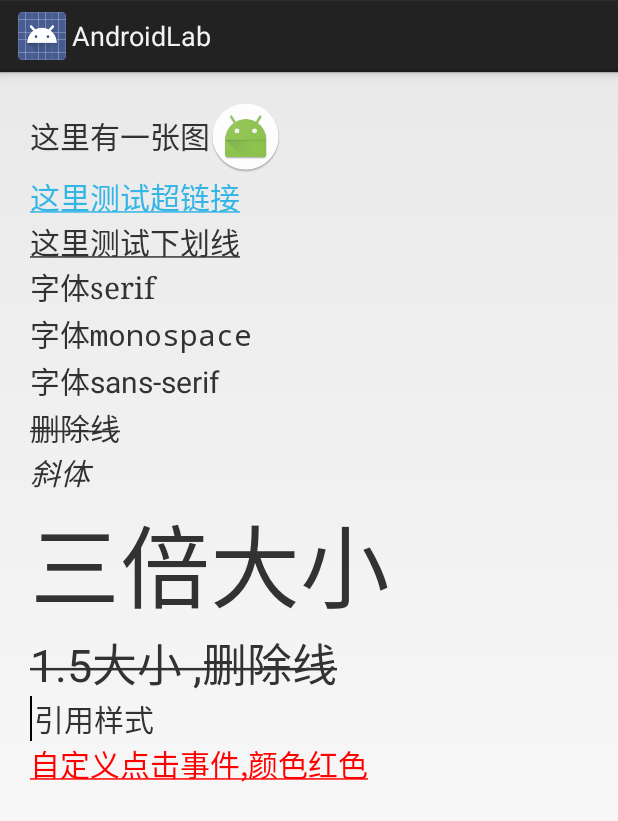
After one commit to burulangtu/AndroidLab, an Android app: the MixTextImageActivity screen opened directly, with no data from a screen before it, on a phone screen of 412 x 824 dp. The commit adds this screen. Shown: the top 821 px of the screen. Run offline under Robolectric (Android 15) with nearby library versions, the phone set to English and light mode, and no system bars.

Commit message:
feat:图文混排 资料： http://blog.csdn.net/qq_16430735/article/details/50427978 http://blog.csdn.net/u012422440/article/details/52133037 http://blog.csdn.net/harvic880925/article/details/38984705 http://www.jianshu.com/p/2650357f7547

```diff
--- a/app/build.gradle
+++ b/app/build.gradle
@@ -24,8 +24,8 @@ dependencies {
     androidTestCompile('com.android.support.test.espresso:espresso-core:2.2.2', {
         exclude group: 'com.android.support', module: 'support-annotations'
     })
+    compile project(':zxingLibrary')
     compile 'com.android.support.constraint:constraint-layout:1.0.0-alpha9'
     compile 'com.android.support:appcompat-v7:25.3.0'
     testCompile 'junit:junit:4.12'
-    compile project(':zxingLibrary')
 }
--- a/app/src/main/AndroidManifest.xml
+++ b/app/src/main/AndroidManifest.xml
@@ -26,9 +26,10 @@
 
                 <category android:name="android.intent.category.LAUNCHER" />
             </intent-filter>
-        </activity><!---->
+        </activity> <!--  -->
         <activity android:name=".diyview.DIYViewActivity" />
         <activity android:name=".diybanner.DIYBannerActivity" />
+        <activity android:name=".mixtypeset.MixTextImageActivity"></activity>
     </application>
 
 </manifest>
--- a/app/src/main/java/com/sunkai/lab/androidlab/MainActivity.java
+++ b/app/src/main/java/com/sunkai/lab/androidlab/MainActivity.java
@@ -9,6 +9,7 @@ import android.view.View;
 import com.google.zxing.client.android.decode.CaptureActivity;
 import com.sunkai.lab.androidlab.diybanner.DIYBannerActivity;
 import com.sunkai.lab.androidlab.diyview.DIYViewActivity;
+import com.sunkai.lab.androidlab.mixtypeset.MixTextImageActivity;
 
 public class MainActivity extends Activity {
 
@@ -36,6 +37,10 @@ public class MainActivity extends Activity {
         startActivityForResult(intent, REQUEST_CODE);
     }
 
+    public void textWithImage(View view) {
+        startActivity(new Intent(this, MixTextImageActivity.class));
+    }
+
     @Override
     protected void onActivityResult(int requestCode, int resultCode, Intent data) {
         /**
--- /dev/null
+++ b/app/src/main/java/com/sunkai/lab/androidlab/mixtypeset/MixTextImageActivity.java
@@ -0,0 +1,183 @@
+package com.sunkai.lab.androidlab.mixtypeset;
+
+import android.app.Activity;
+import android.content.Context;
+import android.graphics.Canvas;
+import android.graphics.Paint;
+import android.graphics.Rect;
+import android.graphics.Typeface;
+import android.graphics.drawable.Drawable;
+import android.os.Bundle;
+import android.text.SpannableString;
+import android.text.SpannableStringBuilder;
+import android.text.Spanned;
+import android.text.method.LinkMovementMethod;
+import android.text.style.ClickableSpan;
+import android.text.style.ForegroundColorSpan;
+import android.text.style.ImageSpan;
+import android.text.style.QuoteSpan;
+import android.text.style.RelativeSizeSpan;
+import android.text.style.StrikethroughSpan;
+import android.text.style.StyleSpan;
+import android.text.style.TypefaceSpan;
+import android.text.style.URLSpan;
+import android.text.style.UnderlineSpan;
+import android.view.View;
+import android.widget.TextView;
+import android.widget.Toast;
+
+import com.sunkai.lab.androidlab.R;
+
+public class MixTextImageActivity extends Activity {
+
+    private TextView mixTextImageTv;
+
+    @Override
+    protected void onCreate(Bundle savedInstanceState) {
+        super.onCreate(savedInstanceState);
+        setContentView(R.layout.activity_mix_text_image);
+        mixTextImageTv = (TextView) findViewById(R.id.mix_text_image_01);
+
+        initView();
+    }
+
+    private void initView() {
+        SpannableStringBuilder spannableStringBuilder = new SpannableStringBuilder();
+
+        SpannableString spannableString = new SpannableString("这里有一张图片");
+        CustomImageSpan imageSpan = new CustomImageSpan(this, R.mipmap.ic_launcher_round, 2);
+        spannableString.setSpan(imageSpan, spannableString.length() - 1, spannableString.length(), Spanned.SPAN_EXCLUSIVE_EXCLUSIVE);
+        spannableStringBuilder.append(spannableString);
+        spannableStringBuilder.append("\n");
+
+        spannableString = new SpannableString("这里测试超链接");
+        spannableString.setSpan(new URLSpan("https://www.baidu.com/"), 0, spannableString.length(), Spanned.SPAN_EXCLUSIVE_EXCLUSIVE);
+        spannableStringBuilder.append(spannableString);
+        spannableStringBuilder.append("\n");
+
+
+        spannableString = new SpannableString("这里测试下划线");
+        spannableString.setSpan(new UnderlineSpan(), 0, spannableString.length(), Spanned.SPAN_EXCLUSIVE_EXCLUSIVE);
+        spannableStringBuilder.append(spannableString);
+        spannableStringBuilder.append("\n");
+
+
+        spannableString = new SpannableString("字体serif");
+        spannableString.setSpan(new TypefaceSpan("serif"), 0, spannableString.length(), Spanned.SPAN_EXCLUSIVE_EXCLUSIVE);
+        spannableStringBuilder.append(spannableString);
+        spannableStringBuilder.append("\n");
+
+        spannableString = new SpannableString("字体monospace");
+        spannableString.setSpan(new TypefaceSpan("monospace"), 0, spannableString.length(), Spanned.SPAN_EXCLUSIVE_EXCLUSIVE);
+        spannableStringBuilder.append(spannableString);
+        spannableStringBuilder.append("\n");
+
+        spannableString = new SpannableString("字体sans-serif");
+        spannableString.setSpan(new TypefaceSpan("sans-serif"), 0, spannableString.length(), Spanned.SPAN_EXCLUSIVE_EXCLUSIVE);
+        spannableStringBuilder.append(spannableString);
+        spannableStringBuilder.append("\n");
+
+
+        spannableString = new SpannableString("删除线");
+        spannableString.setSpan(new StrikethroughSpan(), 0, spannableString.length(), Spanned.SPAN_EXCLUSIVE_EXCLUSIVE);
+        spannableStringBuilder.append(spannableString);
+        spannableStringBuilder.append("\n");
+
+        spannableString = new SpannableString("斜体");
+        spannableString.setSpan(new StyleSpan(Typeface.ITALIC), 0, spannableString.length(), Spanned.SPAN_EXCLUSIVE_EXCLUSIVE);
+        spannableStringBuilder.append(spannableString);
+        spannableStringBuilder.append("\n");
+
+
+        spannableString = new SpannableString("三倍大小");
+        spannableString.setSpan(new RelativeSizeSpan(3.0f), 0, spannableString.length(), Spanned.SPAN_EXCLUSIVE_EXCLUSIVE);
+        spannableStringBuilder.append(spannableString);
+        spannableStringBuilder.append("\n");
+
+        spannableString = new SpannableString("1.5大小 ,删除线");
+        spannableString.setSpan(new RelativeSizeSpan(1.5f), 0, spannableString.length(), Spanned.SPAN_EXCLUSIVE_EXCLUSIVE);
+        spannableString.setSpan(new StrikethroughSpan(), 0, spannableString.length(), Spanned.SPAN_EXCLUSIVE_EXCLUSIVE);
+        spannableStringBuilder.append(spannableString);
+        spannableStringBuilder.append("\n");
+
+        spannableString = new SpannableString("引用样式");
+        spannableString.setSpan(new QuoteSpan(0xff000000), 0, spannableString.length(), Spanned.SPAN_EXCLUSIVE_EXCLUSIVE);
+        spannableStringBuilder.append(spannableString);
+        spannableStringBuilder.append("\n");
+
+        spannableString = new SpannableString("自定义点击事件,颜色红色");
+        spannableString.setSpan(new ClickableSpan() {
+            @Override
+            public void onClick(View view) {
+                Toast.makeText(getApplicationContext(), "点击了文字", Toast.LENGTH_SHORT).show();
+            }
+        }, 0, spannableString.length(), Spanned.SPAN_EXCLUSIVE_EXCLUSIVE);
+        spannableString.setSpan(new ForegroundColorSpan(0xffff0000), 0, spannableString.length(), Spanned.SPAN_EXCLUSIVE_EXCLUSIVE);
+        spannableStringBuilder.append(spannableString);
+        spannableStringBuilder.append("\n");
+
+        mixTextImageTv.setHighlightColor(0xff00ff00);
+        mixTextImageTv.setMovementMethod(LinkMovementMethod.getInstance());
+        mixTextImageTv.setText(spannableStringBuilder);
+    }
+
+    /**
+     * http://www.jianshu.com/p/2650357f7547
+     */
+    private class CustomImageSpan extends ImageSpan {
+        private int ALIGN_FONTCENTER = 2;
+
+
+        public CustomImageSpan(Context context, int resourceId, int verticalAlignment) {
+            super(context, resourceId, verticalAlignment);
+        }
+
+        @Override
+        public void draw(Canvas canvas, CharSequence text, int start, int end, float x, int top, int y, int bottom, Paint paint) {
+            //draw 方法是重写的ImageSpan父类 DynamicDrawableSpan中的方法，在DynamicDrawableSpan类中，虽有getCachedDrawable()，
+            // 但是私有的，不能被调用，所以调用ImageSpan中的getrawable()方法，该方法中 会根据传入的drawable ID ，获取该id对应的
+            // drawable的流对象，并最终获取drawable对象
+            Drawable drawable = getDrawable(); //调用imageSpan中的方法获取drawable对象
+            canvas.save();
+
+            //获取画笔的文字绘制时的具体测量数据
+            Paint.FontMetricsInt fm = paint.getFontMetricsInt();
+
+            //系统原有方法，默认是Bottom模式)
+            int transY = bottom - drawable.getBounds().bottom;
+            if (mVerticalAlignment == ALIGN_BASELINE) {
+                transY -= fm.descent;
+            } else if (mVerticalAlignment == ALIGN_FONTCENTER) {    //此处加入判断， 如果是自定义的居中对齐
+                //与文字的中间线对齐（这种方式不论是否设置行间距都能保障文字的中间线和图片的中间线是对齐的）
+                // y+ascent得到文字内容的顶部坐标，y+descent得到文字的底部坐标，（顶部坐标+底部坐标）/2=文字内容中间线坐标
+                transY = ((y + fm.descent) + (y + fm.ascent)) / 2 - drawable.getBounds().bottom / 2;
+            }
+
+            canvas.translate(x, transY);
+            drawable.draw(canvas);
+            canvas.restore();
+        }
+
+        /**
+         * 重写getSize方法，只有重写该方法后，才能保证不论是图片大于文字还是文字大于图片，都能实现中间对齐
+         */
+        public int getSize(Paint paint, CharSequence text, int start, int end, Paint.FontMetricsInt fm) {
+            Drawable d = getDrawable();
+            Rect rect = d.getBounds();
+            if (fm != null) {
+                Paint.FontMetricsInt fmPaint = paint.getFontMetricsInt();
+                int fontHeight = fmPaint.bottom - fmPaint.top;
+                int drHeight = rect.bottom - rect.top;
+
+                int top = drHeight / 2 - fontHeight / 4;
+                int bottom = drHeight / 2 + fontHeight / 4;
+
+                fm.ascent = -bottom;
+                fm.top = -bottom;
+                fm.bottom = top;
+                fm.descent = top;
+            }
+            return rect.right;
+        }
+    }
+}
--- a/app/src/main/res/layout/activity_main.xml
+++ b/app/src/main/res/layout/activity_main.xml
@@ -37,4 +37,14 @@
         app:layout_constraintLeft_toLeftOf="parent"
         app:layout_constraintRight_toRightOf="parent"
         app:layout_constraintTop_toTopOf="parent" />
+
+    <Button
+        android:layout_width="wrap_content"
+        android:layout_height="wrap_content"
+        android:onClick="textWithImage"
+        android:text="图文混排"
+        app:layout_constraintBottom_toBottomOf="parent"
+        app:layout_constraintLeft_toLeftOf="parent"
+        app:layout_constraintRight_toRightOf="parent"
+        app:layout_constraintTop_toTopOf="parent" />
 </LinearLayout>
--- /dev/null
+++ b/app/src/main/res/layout/activity_mix_text_image.xml
@@ -0,0 +1,14 @@
+<?xml version="1.0" encoding="utf-8"?>
+<LinearLayout xmlns:android="http://schemas.android.com/apk/res/android"
+    xmlns:tools="http://schemas.android.com/tools"
+    android:layout_width="match_parent"
+    android:layout_height="match_parent"
+    tools:context="com.sunkai.lab.androidlab.mixtypeset.MixTextImageActivity">
+
+    <TextView
+        android:id="@+id/mix_text_image_01"
+        android:layout_width="match_parent"
+        android:layout_height="match_parent"
+        android:padding="20dp"
+        android:textSize="20sp" />
+</LinearLayout>
```
